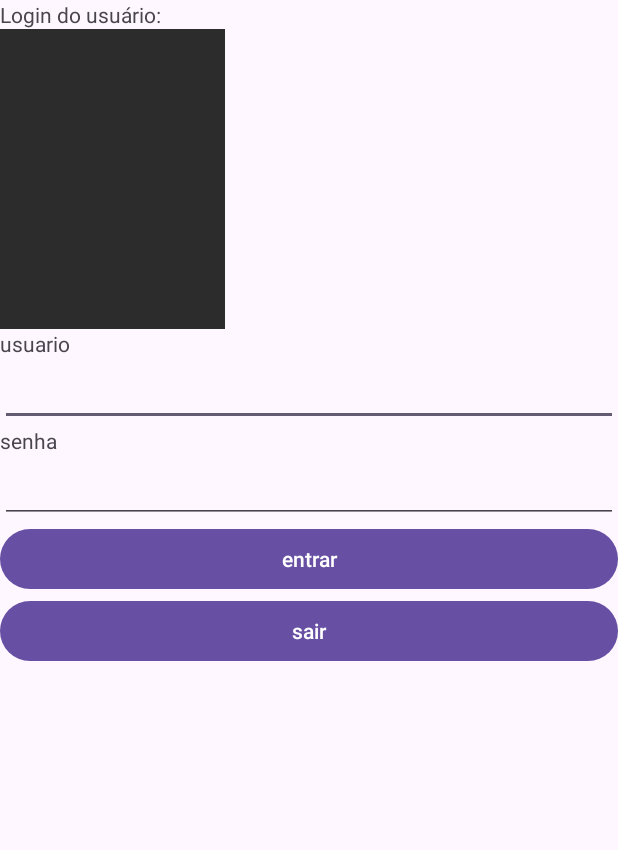
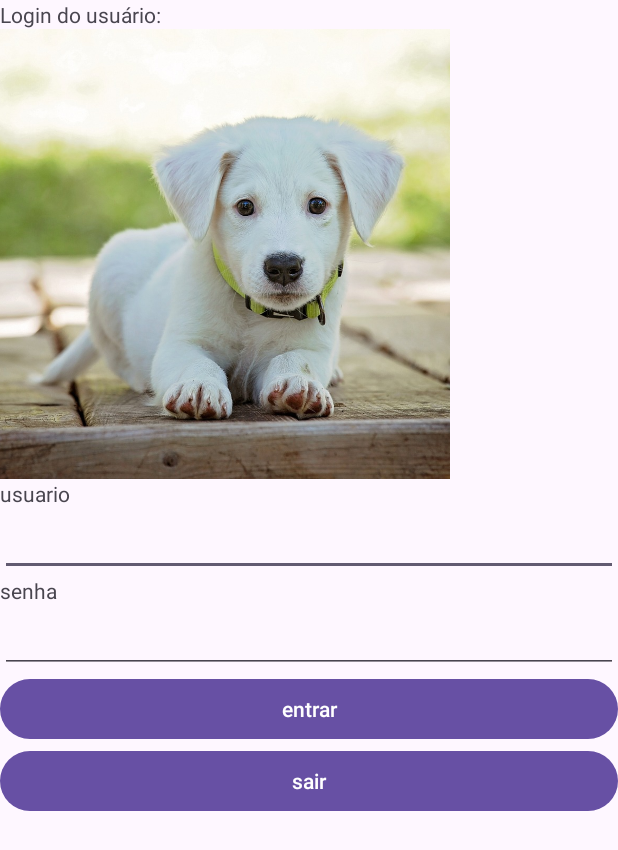
Before and after one commit to sasadevs/Android2H2024, an Android app: the screen it shows after launch (MainActivity), on a phone screen of 412 x 824 dp. Shown: the top 850 px of the screen. Run offline under Robolectric (Android 15) with nearby library versions, the phone set to English and light mode, and no system bars.

Commit message:
Img doguinho branquelo

```diff
--- a/app/src/main/res/layout/activity_main.xml
+++ b/app/src/main/res/layout/activity_main.xml
@@ -14,9 +14,10 @@
 
 
     <ImageView
-        android:layout_width="150dp"
-        android:layout_height="200dp"
-        android:src="#2c2c2c" />
+        android:layout_width="300dp"
+        android:layout_height="300dp"
+        android:scaleType="centerCrop"
+        android:src="@drawable/doguinhobranquelo" />
 
     <TextView
         android:layout_width="wrap_content"
```
Also changed, not shown: app/src/main/res/drawable/doguinhobranquelo.jpg (added).
